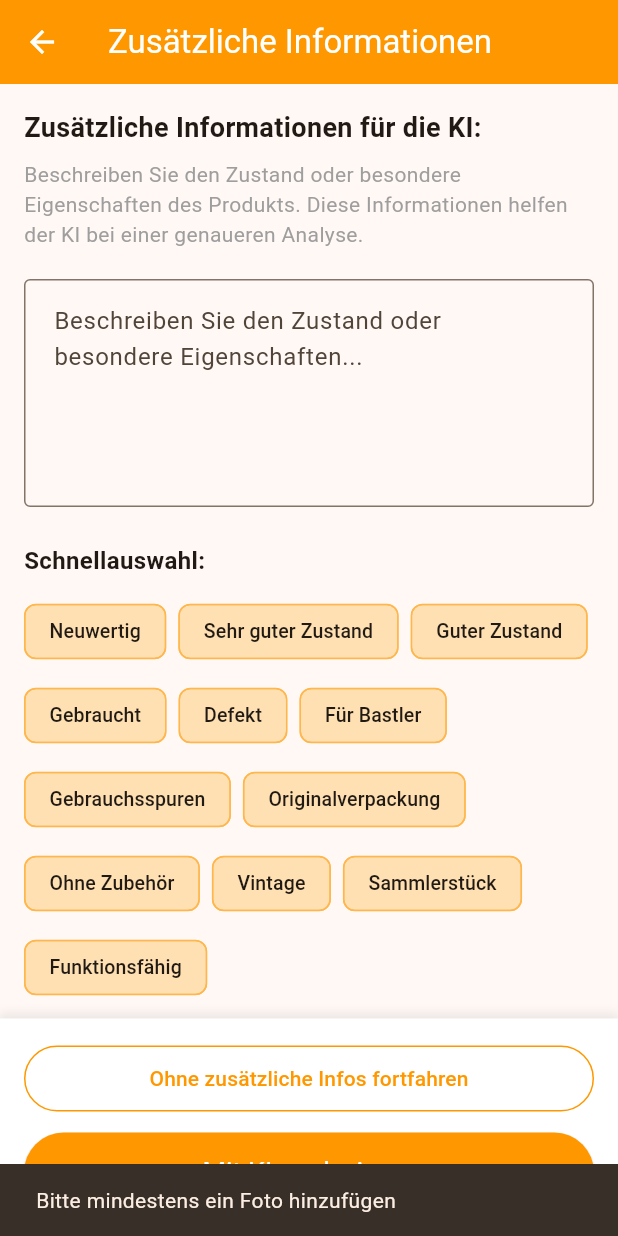
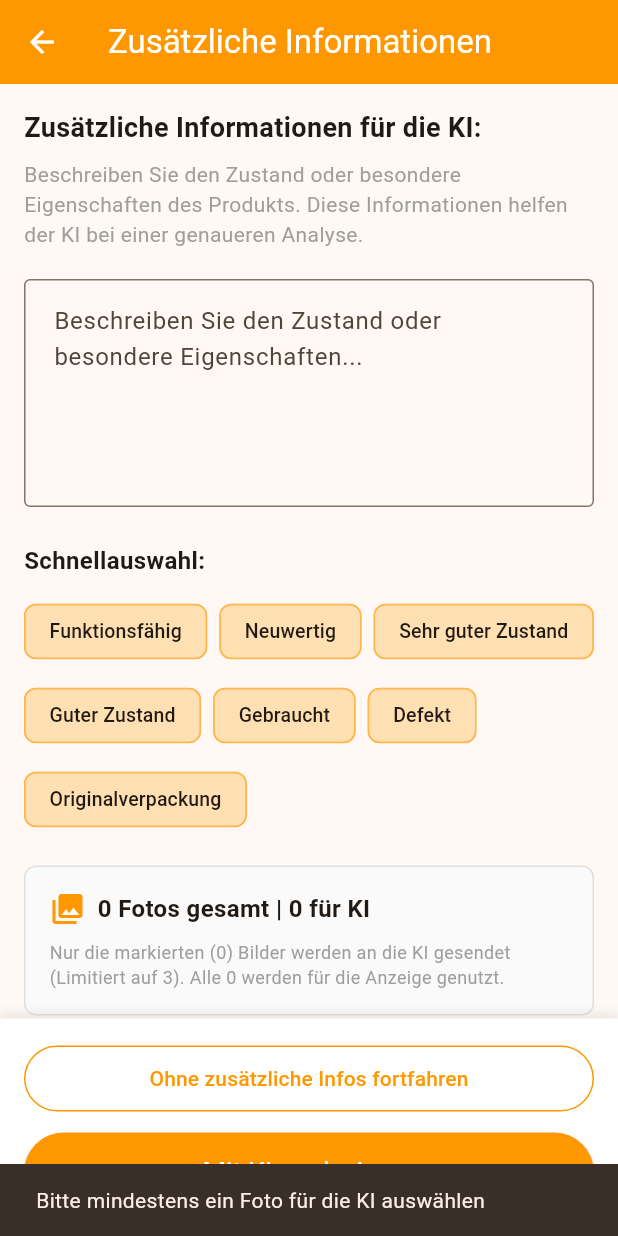
Before and after one commit to Redstonekey/schnell_verkauf, a Flutter app: the AdditionalInfoScreen screen opened directly with empty values, after a tap on "Ohne zusätzliche Infos fortfahren", on a phone screen of 412 x 824 dp. Run offline on Flutter 3.47's test engine with Material 3 defaults, Android fonts, the phone set to English and light mode, and no system bars; our stand-ins replace camera, google_generative_ai, google_mobile_ads, image_picker, permission_handler, shared_preferences and 1 more; missing offline and left inert: advertising_id, crop_your_image; accounts and stored records are empty; network calls fail.

Commit message:
Implement SelectAIImagesScreen for user to choose images for AI analysis and update AdditionalInfoScreen to handle selected images.

```diff
--- a/lib/screens/additional_info_screen.dart
+++ b/lib/screens/additional_info_screen.dart
@@ -3,11 +3,15 @@ import '../services/ai_service.dart';
 import 'edit_product_screen.dart';
 
 class AdditionalInfoScreen extends StatefulWidget {
+  // All images user captured (can be >3) for final posting
   final List<String> imagePaths;
+  // Subset (<=3) chosen for AI analysis
+  final List<String> aiImagePaths;
 
   const AdditionalInfoScreen({
     super.key,
     required this.imagePaths,
+    required this.aiImagePaths,
   });
 
   @override
@@ -20,18 +24,13 @@ class _AdditionalInfoScreenState extends State<AdditionalInfoScreen> {
 
   // Preset phrases for common product conditions
   final List<String> _presets = [
+    'Funktionsfähig',
     'Neuwertig',
     'Sehr guter Zustand',
     'Guter Zustand',
     'Gebraucht',
     'Defekt',
-    'Für Bastler',
-    'Gebrauchsspuren',
     'Originalverpackung',
-    'Ohne Zubehör',
-    'Vintage',
-    'Sammlerstück',
-    'Funktionsfähig',
   ];
 
   void _addPresetText(String preset) {
@@ -50,9 +49,9 @@ class _AdditionalInfoScreenState extends State<AdditionalInfoScreen> {
   }
 
   Future<void> _analyzeWithAI() async {
-    if (widget.imagePaths.isEmpty) {
+  if (widget.aiImagePaths.isEmpty) {
       ScaffoldMessenger.of(context).showSnackBar(
-        const SnackBar(content: Text('Bitte mindestens ein Foto hinzufügen')),
+    const SnackBar(content: Text('Bitte mindestens ein Foto für die KI auswählen')),
       );
       return;
     }
@@ -63,13 +62,19 @@ class _AdditionalInfoScreenState extends State<AdditionalInfoScreen> {
 
     try {
       final additionalInfo = _additionalInfoController.text.trim();
-  final productData = await AIService.analyzeImages(widget.imagePaths, additionalInfo: additionalInfo);
+      // Only send selected AI images to Gemini, but keep full list when constructing ProductData
+      final productData = await AIService.analyzeImages(
+        widget.aiImagePaths,
+        additionalInfo: additionalInfo,
+      );
+      // Overwrite imagePaths with ALL images for editing/posting
+      final mergedProductData = productData.copyWith(imagePaths: widget.imagePaths);
 
       if (mounted) {
         Navigator.pushReplacement(
           context,
           MaterialPageRoute(
-            builder: (context) => EditProductScreen(productData: productData),
+            builder: (context) => EditProductScreen(productData: mergedProductData),
           ),
         );
       }
@@ -207,7 +212,7 @@ class _AdditionalInfoScreenState extends State<AdditionalInfoScreen> {
                             const Icon(Icons.photo_library, color: Colors.orange),
                             const SizedBox(width: 8),
                             Text(
-                              '${widget.imagePaths.length} Foto${widget.imagePaths.length != 1 ? 's' : ''} ausgewählt',
+                              '${widget.imagePaths.length} Foto${widget.imagePaths.length != 1 ? 's' : ''} gesamt | ${widget.aiImagePaths.length} für KI',
                               style: const TextStyle(
                                 fontSize: 16,
                                 fontWeight: FontWeight.w600,
@@ -216,9 +221,9 @@ class _AdditionalInfoScreenState extends State<AdditionalInfoScreen> {
                           ],
                         ),
                         const SizedBox(height: 8),
-                        const Text(
-                          'Diese Fotos werden zusammen mit Ihren zusätzlichen Informationen an die KI gesendet.',
-                          style: TextStyle(
+                        Text(
+                          'Nur die markierten (${widget.aiImagePaths.length}) Bilder werden an die KI gesendet (Limitiert auf 3). Alle ${widget.imagePaths.length} werden für die Anzeige genutzt.',
+                          style: const TextStyle(
                             fontSize: 12,
                             color: Colors.grey,
                           ),
```
Also changed, not shown: lib/screens/image_review_screen.dart (+4 -4 lines), lib/screens/select_ai_images_screen.dart (added, +166 -0 lines).
